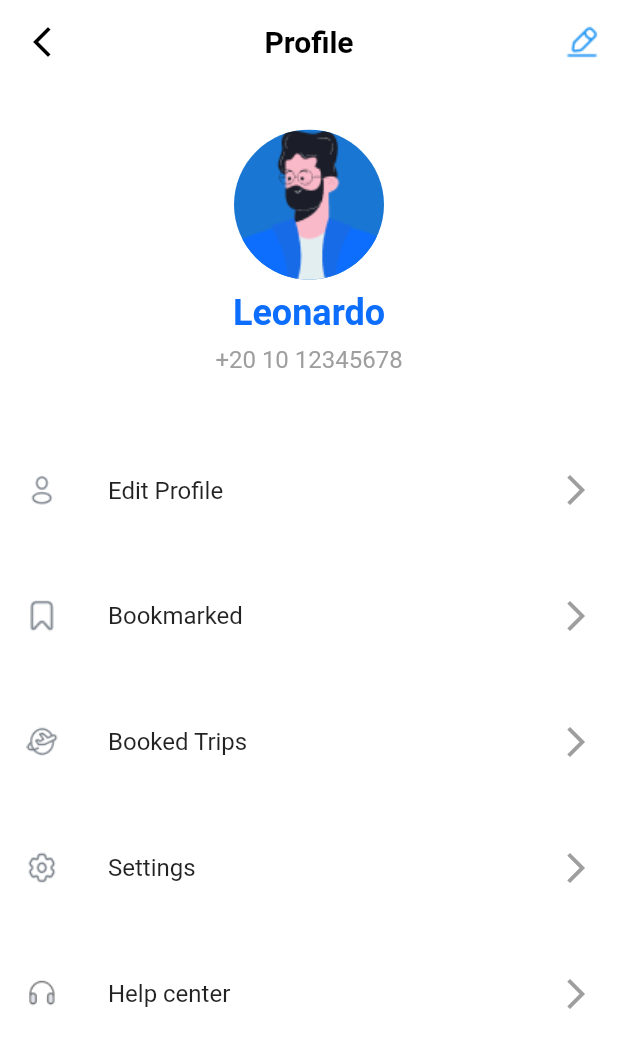
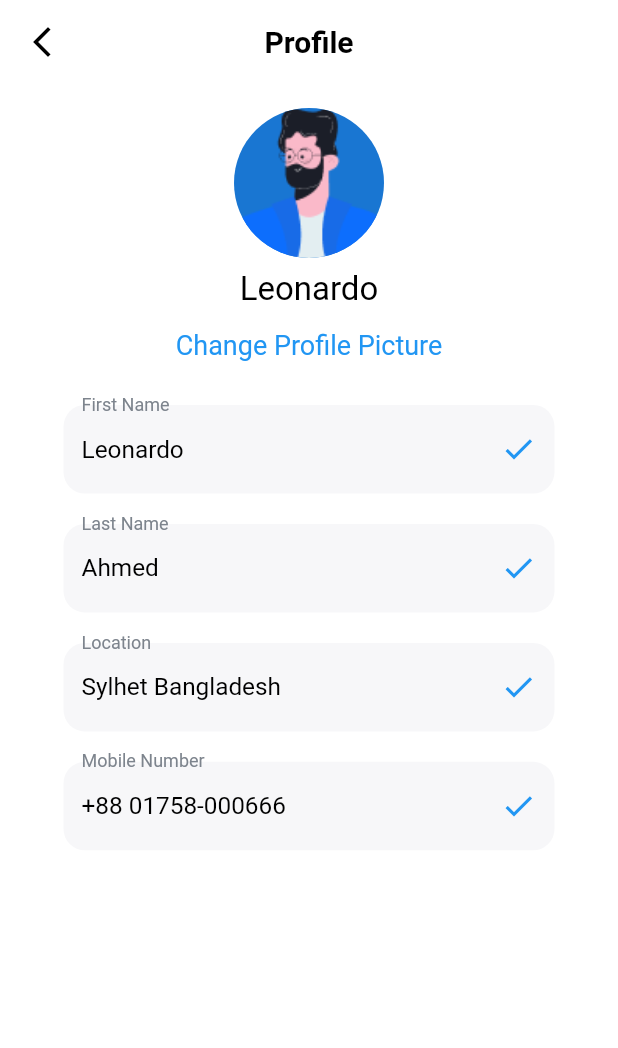
Before and after one commit to youssefAnwar87/rahaf_app, a Flutter app: the ProfileScreen screen opened by its route, after a tap on "Edit Profile", on a phone screen of 412 x 824 dp. Shown: the top 1048 px of the screen. Run offline on Flutter 3.47's test engine with Material 3 defaults, Android fonts, the light colour scheme and no system bars; our stand-ins replace bloc, cached_network_image, dartz, device_preview, dio, flutter_bloc and 8 more; accounts and stored records are empty; generated files the repository leaves out were written again; Roboto replaces fonts that are missing (Item, Itim); project files that could hold a hidden picture were left out.

Commit message:
added edit profile screen but need edits

```diff
--- a/lib/core/routes/routes_manager.dart
+++ b/lib/core/routes/routes_manager.dart
@@ -5,6 +5,7 @@ import 'package:rahaf/feature/auth/presentation/views/login_screen.dart';
 import 'package:rahaf/feature/auth/presentation/views/otp_verification_screen.dart';
 import 'package:rahaf/feature/auth/presentation/views/register_screen.dart';
 import 'package:rahaf/feature/home/presentation/views/home_layout_screen.dart';
+import 'package:rahaf/feature/profile/editProfie_screen.dart';
 import 'package:rahaf/feature/profile/profile_screen.dart';
 import 'package:rahaf/feature/splash/presentation/views/splash_screen.dart';
 import 'package:rahaf/feature/trips/presentation/views/destinations_screen.dart';
@@ -57,5 +58,10 @@ abstract class RoutesManager {
       name: RoutesNames.hotelProfile,
       builder: (context, state) => const HotelProfileScreen(),
     ),
+    GoRoute(
+      path: RoutesNames.editProfile,
+      name: RoutesNames.editProfile,
+      builder: (context,state) =>  EditProfileScreen(),
+    ),
   ]);
 }
--- a/lib/core/routes/routes_names.dart
+++ b/lib/core/routes/routes_names.dart
@@ -9,4 +9,5 @@ abstract class RoutesNames {
   static const String destinations = "/destinations";
   static const String hotels = '/hotels';
   static const String hotelProfile = '/hotel-profile';
+  static const String editProfile = '/edit-profile';
 }
--- /dev/null
+++ b/lib/feature/profile/editProfie_screen.dart
@@ -0,0 +1,96 @@
+import 'package:flutter/material.dart';
+import 'package:go_router/go_router.dart';
+import 'package:rahaf/core/customs/text_field_item.dart';
+import 'package:rahaf/core/theme/app_assets.dart';
+import 'package:rahaf/core/theme/custom_text_styles.dart';
+
+class EditProfileScreen extends StatelessWidget {
+  static String routeName = "EditProfileScreen";
+
+  final TextEditingController firstNameController = TextEditingController(text: 'Leonardo');
+  final TextEditingController lastNameController = TextEditingController(text: 'Ahmed');
+  final TextEditingController locationController = TextEditingController(text: 'Sylhet Bangladesh');
+  final TextEditingController mobileNumberController = TextEditingController(text: '+88 01758-000666');
+
+  @override
+  Widget build(BuildContext context) {
+    return Scaffold(
+      appBar: AppBar(
+        backgroundColor: Colors.transparent,
+        elevation: 0,
+        leading: IconButton(
+          icon: Icon(Icons.arrow_back_ios_new, color: Colors.black),
+          onPressed: () {
+            Navigator.of(context).pop();
+          },
+        ),
+        actions: [
+          IconButton(
+            icon: Icon(Icons.arrow_back),
+            onPressed: () {
+              print("Back button pressed");
+              context.pop();
+            },
+          ),
+        ],
+        centerTitle: true,
+        title: Text(
+          "Profile",
+          style: TextStyle(color: Colors.black, fontWeight: FontWeight.bold),
+        ),
+      ),
+      body: Padding(
+        padding: const EdgeInsets.all(16.0),
+        child: Column(
+          crossAxisAlignment: CrossAxisAlignment.center,
+          children: [
+            CircleAvatar(
+                radius: 50,
+                backgroundImage: AssetImage(
+                  AppAssets.profile,
+                )
+            ),
+
+            SizedBox(height: 8),
+            Text(
+              'Leonardo',
+            style: CustomTextStyles.itimRegular16.copyWith(color: Colors.black,fontSize: 22,
+            )
+
+      ),
+            TextButton(
+              onPressed: () {
+                // Add the change profile picture functionality here
+              },
+              child: Text(
+                'Change Profile Picture',
+                style: CustomTextStyles.itimRegular16.copyWith(color: Colors.blue,fontSize: 18),
+              ),
+            ),
+            SizedBox(height: 16),
+            TextFieldItem(
+              hintText: 'First Name',
+              suffixIcon: Icon(Icons.check, color: Colors.blue),
+              controller: firstNameController,
+            ),
+            TextFieldItem(
+              hintText: 'Last Name',
+              suffixIcon: Icon(Icons.check, color: Colors.blue),
+              controller: lastNameController,
+            ),
+            TextFieldItem(
+              hintText: 'Location',
+              suffixIcon: Icon(Icons.check, color: Colors.blue),
+              controller: locationController,
+            ),
+            TextFieldItem(
+              hintText: 'Mobile Number',
+              suffixIcon: Icon(Icons.check, color: Colors.blue),
+              controller: mobileNumberController,
+            ),
+          ],
+        ),
+      ),
+    );
+  }
+}
--- a/lib/feature/profile/profile_screen.dart
+++ b/lib/feature/profile/profile_screen.dart
@@ -1,10 +1,13 @@
 import 'package:flutter/material.dart';
 import 'package:flutter_screenutil/flutter_screenutil.dart';
+import 'package:go_router/go_router.dart';
+import 'package:rahaf/core/routes/routes_names.dart';
 import 'package:rahaf/core/theme/app_assets.dart';
+import 'package:rahaf/feature/profile/editProfie_screen.dart';
 
 class ProfileScreen extends StatelessWidget {
   const ProfileScreen({super.key});
-
+//jajshjan
   @override
   Widget build(BuildContext context) {
     return Scaffold(
@@ -76,8 +79,7 @@ class ProfileScreen extends StatelessWidget {
                   iconAssetPath: AppAssets.person,
                   text: "Edit Profile",
                   onTap: () {
-                    // Edit Profile action
-                  },
+                    context.go(RoutesNames.editProfile);                 },
                 ),
                 ProfileMenuItem(
                   iconAssetPath: AppAssets.bookmark,
```
